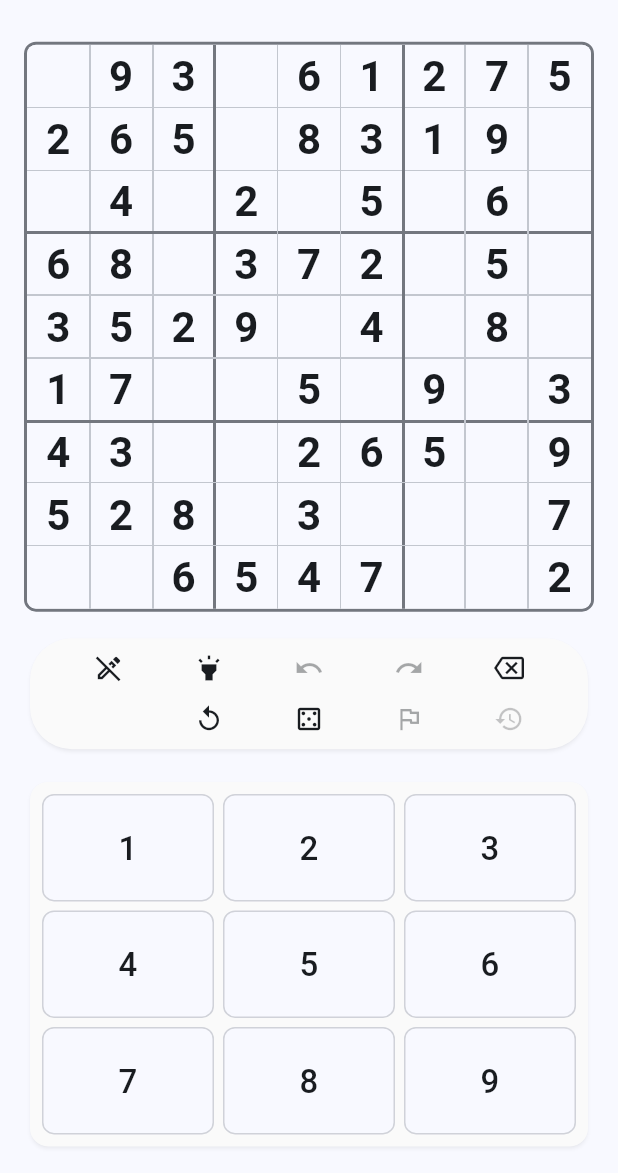
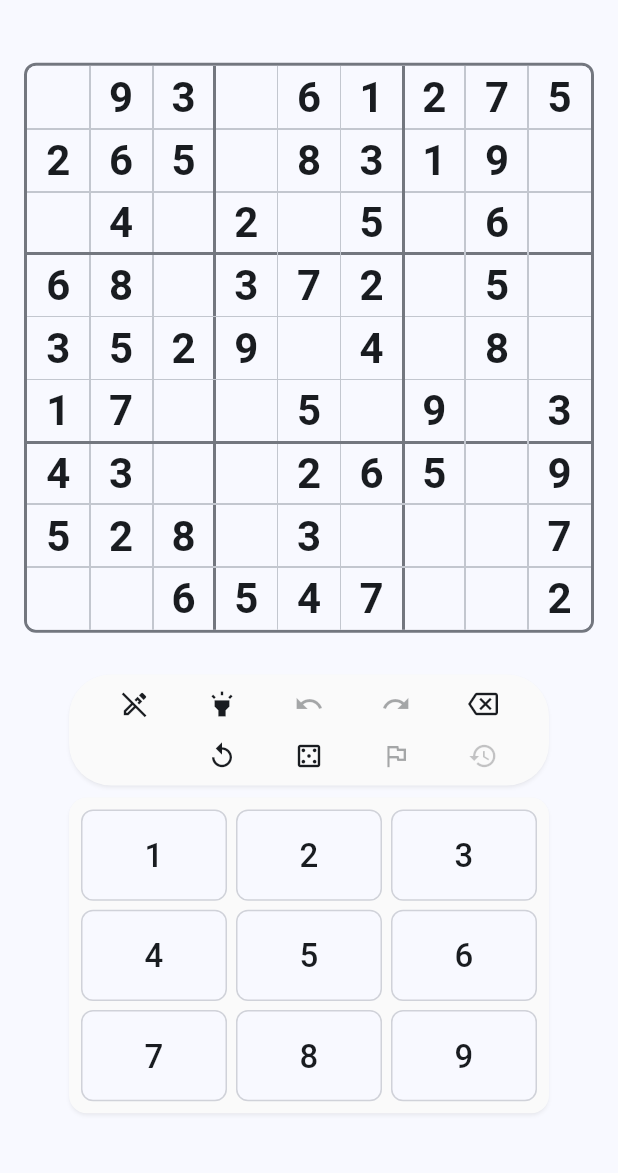
Before and after one commit to vbobkov1968/sudoku, a Flutter app: the screen it shows after launch, on a phone screen of 412 x 824 dp, the part 63-1236 px from its top. Run offline on Flutter 3.47's test engine with Material 3 defaults, Android fonts, the phone set to English and light mode, and no system bars; our stand-ins replace file_picker, flutter_markdown, package_info_plus, shared_preferences, wakelock_plus, web; missing offline and left inert: dart:js_interop, flutter_acrylic.

Commit message:
feat(web): add PWA web build with adaptive mobile layout
- Flutter web target with manifest, icons, iOS/Android install support
- AppBar with title and ⋮ menu (Settings, About, Help, Export) for web and Android
- Adaptive mobile layout: grid fills remaining height (min = controls width ≤ 320px), toolbar + numpad pinned below; scrolls only when viewport is too small
- Platform stubs for gzip, file writer, window effects
- Update requirements spec to v1.3.0 documenting Web/PWA platform

Co-Authored-By: Claude Sonnet 4.6 <noreply@anthropic.com>

```diff
--- /dev/null
+++ b/sudoku_app/devtools_options.yaml
@@ -0,0 +1,3 @@
+description: This file stores settings for Dart & Flutter DevTools.
+documentation: https://docs.flutter.dev/tools/devtools/extensions#configure-extension-enablement-states
+extensions:
--- /dev/null
+++ b/sudoku_app/lib/platform/gzip_native.dart
@@ -0,0 +1,7 @@
+import 'dart:io';
+import 'dart:typed_data';
+
+Uint8List gzipEncode(List<int> bytes) =>
+    Uint8List.fromList(GZipCodec().encode(bytes));
+
+List<int> gzipDecode(List<int> bytes) => GZipCodec().decode(bytes);
--- /dev/null
+++ b/sudoku_app/lib/platform/gzip_stub.dart
@@ -0,0 +1,5 @@
+import 'dart:typed_data';
+
+// On web GZipCodec is unavailable; store raw bytes (no compression).
+Uint8List gzipEncode(List<int> bytes) => Uint8List.fromList(bytes);
+List<int> gzipDecode(List<int> bytes) => bytes;
--- /dev/null
+++ b/sudoku_app/lib/platform/window_effects_stub.dart
@@ -0,0 +1 @@
+Future<void> initWindowEffects() async {}
--- a/sudoku_app/lib/presentation/game_screen.dart
+++ b/sudoku_app/lib/presentation/game_screen.dart
@@ -1,5 +1,4 @@
-import 'dart:io';
-
+import 'package:flutter/foundation.dart' show defaultTargetPlatform, kIsWeb, TargetPlatform;
 import 'package:flutter/material.dart';
 import 'package:flutter/services.dart';
 import '../l10n/generated/app_localizations.dart';
@@ -60,27 +59,29 @@ class _GameScreenState extends State<GameScreen> with WidgetsBindingObserver {
     _milestones.addAll(widget.milestones);
     _highlightSameDigit = widget.highlightSameDigit;
     WidgetsBinding.instance.addObserver(this);
-    if (Platform.isAndroid) WakelockPlus.enable();
-    _menuChannel.setMethodCallHandler(_handleMenuCall);
+    if (kIsWeb || defaultTargetPlatform == TargetPlatform.android) WakelockPlus.enable();
+    if (!kIsWeb) _menuChannel.setMethodCallHandler(_handleMenuCall);
     WidgetsBinding.instance.addPostFrameCallback((_) async {
       if (!mounted) return;
       _focusNode.requestFocus();
-      if (Platform.isMacOS) {
+      if (!kIsWeb && defaultTargetPlatform == TargetPlatform.macOS) {
         final lang = Localizations.localeOf(context).languageCode;
         _menuChannel.invokeMethod<void>('setLocale', lang).catchError((_) {});
       }
       // Check if app was opened by tapping a .sudoku file (cold-start).
+      if (!kIsWeb) {
         try {
           final bytes = await _menuChannel.invokeMethod<Uint8List>('getPendingFile');
           if (bytes != null && mounted) await _loadFromBytes(bytes);
         } catch (_) {}
+      }
     });
   }
 
   @override
   void didChangeDependencies() {
     super.didChangeDependencies();
-    if (Platform.isMacOS) {
+    if (!kIsWeb && defaultTargetPlatform == TargetPlatform.macOS) {
       final lang = Localizations.localeOf(context).languageCode;
       _menuChannel.invokeMethod<void>('setLocale', lang).catchError((_) {});
     }
@@ -104,14 +105,16 @@ class _GameScreenState extends State<GameScreen> with WidgetsBindingObserver {
 
   @override
   void didChangeAppLifecycleState(AppLifecycleState state) {
-    if (!Platform.isAndroid) return;
+    if (!kIsWeb && defaultTargetPlatform != TargetPlatform.android) return;
     if (state == AppLifecycleState.resumed) {
       WakelockPlus.enable();
+      if (!kIsWeb) {
         // Check if app was brought to foreground by opening a .sudoku file
         // (singleTask: onNewIntent sets pendingFileBytes, then app resumes).
         _menuChannel.invokeMethod<Uint8List>('getPendingFile').then((bytes) {
           if (bytes != null && mounted) _loadFromBytes(bytes);
         }).catchError((_) {});
+      }
     } else if (state == AppLifecycleState.paused ||
                state == AppLifecycleState.inactive) {
       WakelockPlus.disable();
@@ -121,8 +124,8 @@ class _GameScreenState extends State<GameScreen> with WidgetsBindingObserver {
   @override
   void dispose() {
     WidgetsBinding.instance.removeObserver(this);
-    if (Platform.isAndroid) WakelockPlus.disable();
-    _menuChannel.setMethodCallHandler(null);
+    if (kIsWeb || defaultTargetPlatform == TargetPlatform.android) WakelockPlus.disable();
+    if (!kIsWeb) _menuChannel.setMethodCallHandler(null);
     _focusNode.dispose();
     super.dispose();
   }
@@ -140,17 +143,19 @@ class _GameScreenState extends State<GameScreen> with WidgetsBindingObserver {
         autofocus: true,
         onKeyEvent: _handleKeyEvent,
         child: Scaffold(
-          backgroundColor: Platform.isAndroid
+          backgroundColor: (kIsWeb || defaultTargetPlatform == TargetPlatform.android)
               ? Theme.of(context).colorScheme.surface
               : null,
-          appBar: Platform.isAndroid
+          appBar: (kIsWeb || defaultTargetPlatform == TargetPlatform.android)
               ? AppBar(
+                  centerTitle: false,
                   title: GestureDetector(
                     onLongPress: _revealSolution,
                     child: Text(l10n.appTitle),
                   ),
                   actions: [
                     PopupMenuButton<String>(
+                      icon: const Icon(Icons.more_vert),
                       onSelected: (value) => _handleAndroidMenu(value, context),
                       itemBuilder: (ctx) => [
                         PopupMenuItem(value: 'settings', child: Text(l10n.settings)),
@@ -171,7 +176,7 @@ class _GameScreenState extends State<GameScreen> with WidgetsBindingObserver {
                 ),
               LayoutBuilder(
                 builder: (context, constraints) {
-                  final isDesktop = !Platform.isAndroid;
+                  final isDesktop = !kIsWeb && defaultTargetPlatform != TargetPlatform.android;
                   return isDesktop ? _buildDesktopLayout() : _buildMobileLayout();
                 },
               ),
@@ -225,7 +230,7 @@ class _GameScreenState extends State<GameScreen> with WidgetsBindingObserver {
 
   /// Desktop layout: grid centred, toolbar + numpad pinned to bottom centre.
   Widget _buildDesktopLayout() {
-    final topPadding = Platform.isMacOS ? 52.0 : 24.0;
+    final topPadding = (!kIsWeb && defaultTargetPlatform == TargetPlatform.macOS) ? 52.0 : 24.0;
     return Column(
       crossAxisAlignment: CrossAxisAlignment.center,
       children: [
@@ -272,23 +277,38 @@ class _GameScreenState extends State<GameScreen> with WidgetsBindingObserver {
     );
   }
 
-  /// Mobile layout: grid, toolbar and numpad evenly distributed vertically.
+  /// Mobile / web layout: grid fills remaining space, controls pinned below.
   Widget _buildMobileLayout() {
     return SafeArea(
       child: LayoutBuilder(
         builder: (context, constraints) {
-          final availableWidth = constraints.maxWidth;
-          final gridSize = (availableWidth - 32).clamp(200.0, 500.0);
-          return Padding(
-            padding: const EdgeInsets.symmetric(horizontal: 16),
-            child: Column(
-              mainAxisAlignment: MainAxisAlignment.spaceEvenly,
-              children: [
-                SizedBox(
+          final aw = constraints.maxWidth;
+          final ah = constraints.maxHeight;
+
+          // Cap at 320 so numpad buttons stay ~60px tall (comfortable tap target).
+          final controlsWidth = (aw - 32).clamp(200.0, 320.0);
+
+          // Numpad height: GridView with childAspectRatio 1.6, 3 rows.
+          // buttonWidth = (controlsWidth − 28) / 3  (28 = card+gridview+cross-spacing)
+          // numpadCardHeight = 3 × (buttonWidth/1.6) + spacing + padding
+          //                  = (controlsWidth − 28) × 0.625 + 28
+          final numpadH = (controlsWidth - 28) * 0.625 + 28;
+          // Toolbar: 2 rows × 32px + 2px gap + 8px card padding = 74px
+          const toolbarH = 74.0;
+          const innerGap = 8.0; // between toolbar and numpad
+          const bottomPad = 12.0; // breathing room below numpad
+          final controlsH = toolbarH + innerGap + numpadH + bottomPad;
+
+          const gap = 8.0; // above grid, between grid and controls, below controls
+          // Grid: remaining height, min = controlsWidth (stops at toolbar width),
+          // max = full viewport width with side padding.
+          final gridSize = (ah - controlsH - gap * 3).clamp(controlsWidth, aw - 32.0);
+          final totalH = gridSize + controlsH + gap * 3;
+
+          final gridWidget = SizedBox(
             width: gridSize,
             height: gridSize,
-                  child: Stack(
-                    children: [
+            child: Stack(children: [
               SudokuGrid(
                 gameState: _gameState,
                 onCellTap: _onCellTap,
@@ -296,25 +316,51 @@ class _GameScreenState extends State<GameScreen> with WidgetsBindingObserver {
               ),
               if (_showSolution)
                 Positioned.fill(child: SolutionGrid(gameState: _gameState)),
-                    ],
-                  ),
-                ),
-                Visibility(
+            ]),
+          );
+
+          final controlsWidget = Visibility(
             visible: !_showSolution,
             maintainSize: true,
             maintainAnimation: true,
             maintainState: true,
-                  child: _buildToolbar(context, width: null),
-                ),
-                Visibility(
-                  visible: !_showSolution,
-                  maintainSize: true,
-                  maintainAnimation: true,
-                  maintainState: true,
-                  child: _buildNumpadCard(),
-                ),
+            child: SizedBox(
+              width: controlsWidth,
+              child: Column(
+                mainAxisSize: MainAxisSize.min,
+                children: [
+                  _buildToolbar(context, width: null),
+                  const SizedBox(height: innerGap),
+                  _buildNumpadCard(),
+                  const SizedBox(height: bottomPad),
                 ],
               ),
+            ),
+          );
+
+          // Content overflows: allow scrolling.
+          if (totalH > ah) {
+            return SingleChildScrollView(
+              child: Column(
+                mainAxisSize: MainAxisSize.min,
+                children: [
+                  const SizedBox(height: gap),
+                  Center(child: gridWidget),
+                  const SizedBox(height: gap),
+                  Center(child: controlsWidget),
+                  const SizedBox(height: gap),
+                ],
+              ),
+            );
+          }
+
+          // Content fits: distribute extra space evenly above/between/below.
+          return Column(
+            mainAxisAlignment: MainAxisAlignment.spaceEvenly,
+            children: [
+              Center(child: gridWidget),
+              Center(child: controlsWidget),
+            ],
           );
         },
       ),
@@ -328,8 +374,9 @@ class _GameScreenState extends State<GameScreen> with WidgetsBindingObserver {
 
   Widget _buildToolbar(BuildContext context, {double? width = 280}) {
     final l10n = AppLocalizations.of(context)!;
-    final undoShortcut = Platform.isMacOS ? '⌘Z' : 'Ctrl+Z';
-    final redoShortcut = Platform.isMacOS ? '⇧⌘Z' : 'Shift+Ctrl+Z';
+    final isMac = !kIsWeb && defaultTargetPlatform == TargetPlatform.macOS;
+    final undoShortcut = isMac ? '⌘Z' : 'Ctrl+Z';
+    final redoShortcut = isMac ? '⇧⌘Z' : 'Shift+Ctrl+Z';
     final timeFmt = DateFormat('HH:mm:ss');
 
     // Square constraints keep the ripple circular and prevent overflow for 8 buttons.
@@ -339,6 +386,7 @@ class _GameScreenState extends State<GameScreen> with WidgetsBindingObserver {
       color: _cardColor(context),
       elevation: 1,
       shadowColor: Colors.black26,
+      margin: EdgeInsets.zero,
       shape: RoundedRectangleBorder(borderRadius: BorderRadius.circular(28)),
       child: Theme(
         data: Theme.of(context).copyWith(
@@ -474,6 +522,7 @@ class _GameScreenState extends State<GameScreen> with WidgetsBindingObserver {
       color: _cardColor(context),
       elevation: 1,
       shadowColor: Colors.black26,
+      margin: EdgeInsets.zero,
       child: Padding(
         padding: const EdgeInsets.all(6),
         child: NumberPad(onDigitPressed: _onDigitPressed),
@@ -489,7 +538,7 @@ class _GameScreenState extends State<GameScreen> with WidgetsBindingObserver {
       if (_showSolution) { _dismissSolution(); return; }
     }
 
-    final isCmd = Platform.isMacOS
+    final isCmd = (!kIsWeb && defaultTargetPlatform == TargetPlatform.macOS)
         ? HardwareKeyboard.instance.isMetaPressed
         : HardwareKeyboard.instance.isControlPressed;
     final isShift = HardwareKeyboard.instance.isShiftPressed;
--- a/sudoku_app/pubspec.yaml
+++ b/sudoku_app/pubspec.yaml
@@ -23,6 +23,7 @@ dependencies:
   share_plus: ^10.1.4
   path_provider: ^2.1.5
   package_info_plus: ^8.0.0
+  web: ^1.1.1
 
 dev_dependencies:
   flutter_test:
```
Also changed, not shown: sudoku_app/lib/data/persistence/game_export_service.dart (+16 -18 lines), sudoku_app/lib/main.dart (+5 -12 lines), sudoku_app/lib/platform/file_writer_native.dart (added, +16 -0 lines), sudoku_app/lib/platform/file_writer_stub.dart (added, +21 -0 lines), sudoku_app/lib/platform/window_effects_native.dart (added, +11 -0 lines), sudoku_app/lib/presentation/help_dialog.dart (+6 -5 lines), sudoku_app/pubspec.lock, 7 other files. Lines whose indentation alone changed are shown as unchanged.
